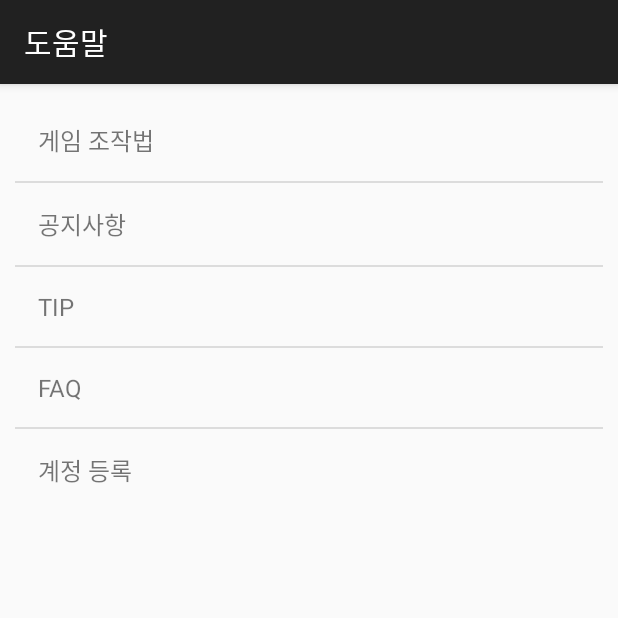
After one commit to Maze-of-memories/origin, an Android app: the HelpActivity screen opened directly, with no data from a screen before it, on a phone screen of 412 x 824 dp, the top half of it. The commit adds this screen. Run offline under Robolectric (Android 15) with nearby library versions, the phone set to English and light mode, and no system bars.

Commit message:
도움말 액티비티 구현중

```diff
--- /dev/null
+++ b/Maze_of_Memory/app/src/main/java/com/example/mazeofmemory/HelpActivity.java
@@ -0,0 +1,110 @@
+package com.example.mazeofmemory;
+
+import android.os.Bundle;
+import android.support.v7.app.ActionBarActivity;
+import android.view.Menu;
+import android.view.MenuItem;
+import android.view.View;
+import android.widget.AdapterView;
+import android.widget.ExpandableListView;
+import android.widget.Toast;
+
+import java.util.ArrayList;
+import java.util.HashMap;
+
+
+public class HelpActivity extends ActionBarActivity {
+
+    ExpandableListView helpListView;
+    private ArrayList<String> arrayGroup;
+    private HashMap<String, ArrayList<String>> arrayChild;
+
+    @Override
+    protected void onCreate(Bundle savedInstanceState) {
+        super.onCreate(savedInstanceState);
+
+        // 레이아웃 설정
+        setContentView(R.layout.activity_help);
+
+        // 그룹 배열 초기화
+        arrayGroup = new ArrayList<>();
+
+        // 차일드 해시맵 초기화
+        arrayChild = new HashMap<>();
+
+        setArrayData();
+
+        // 리스트뷰 참조 및 초기화
+        helpListView = (ExpandableListView)findViewById(R.id.helpListView);
+        helpListView.setAdapter(new HelpListAdapter(this, arrayGroup, arrayChild));
+        helpListView.setOnChildClickListener(new ExpandableListView.OnChildClickListener() {
+                @Override
+                public boolean onChildClick(ExpandableListView parent, View v, int groupPosition, int childPosition, long id) {
+                    String menu = arrayChild.get(arrayGroup.get(groupPosition)).get(childPosition);
+                    Toast.makeText(HelpActivity.this, menu, Toast.LENGTH_SHORT).show();
+                    return false;
+                }
+        });
+
+        helpListView.setOnGroupClickListener(new ExpandableListView.OnGroupClickListener() {
+            @Override
+            public boolean onGroupClick(ExpandableListView parent, View v, int groupPosition, long id) {
+
+                // 차일드가 없는 그룹에 대해서만 이벤트를 준다.
+               if(arrayChild.get(arrayGroup.get(groupPosition)).isEmpty()) {
+                   String menu = arrayGroup.get(groupPosition);
+                   Toast.makeText(HelpActivity.this, menu, Toast.LENGTH_SHORT).show();
+               }
+                return false;
+            }
+        });
+    }
+
+    private void setArrayData() {
+        arrayGroup.add("게임 조작법");
+        arrayGroup.add("공지사항");
+        arrayGroup.add("TIP");
+        arrayGroup.add("FAQ");
+        arrayGroup.add("계정 등록");
+
+        ArrayList<String> arrayGameControl = new ArrayList<>();
+        arrayGameControl.add("싱글 플레이");
+        arrayGameControl.add("멀티 플레이");
+
+        ArrayList<String> arrayAccount = new ArrayList<>();
+        arrayAccount.add("Facebook");
+        arrayAccount.add("Google+");
+
+        // 각 그룹에 차일드를 붙힌다. 차일드가 없으면 빈 리스트를 붙힌다.
+        arrayChild.put(arrayGroup.get(0), arrayGameControl);
+        arrayChild.put(arrayGroup.get(1), new ArrayList<String>());
+        arrayChild.put(arrayGroup.get(2), new ArrayList<String>());
+        arrayChild.put(arrayGroup.get(3), new ArrayList<String>());
+        arrayChild.put(arrayGroup.get(4), arrayAccount);
+    }
+
+
+   /*
+    @Override
+    public boolean onCreateOptionsMenu(Menu menu) {
+        // Inflate the menu; this adds items to the action bar if it is present.
+        getMenuInflater().inflate(R.menu.menu_help, menu);
+        return true;
+    }
+
+    @Override
+    public boolean onOptionsItemSelected(MenuItem item) {
+        // Handle action bar item clicks here. The action bar will
+        // automatically handle clicks on the Home/Up button, so long
+        // as you specify a parent activity in AndroidManifest.xml.
+        int id = item.getItemId();
+
+        //noinspection SimplifiableIfStatement
+        if (id == R.id.action_settings) {
+            return true;
+        }
+
+        return super.onOptionsItemSelected(item);
+    }
+    */
+}
--- /dev/null
+++ b/Maze_of_Memory/app/src/main/java/com/example/mazeofmemory/HelpListAdapter.java
@@ -0,0 +1,105 @@
+package com.example.mazeofmemory;
+
+import android.content.Context;
+import android.text.Layout;
+import android.view.LayoutInflater;
+import android.view.View;
+import android.view.ViewGroup;
+import android.widget.BaseExpandableListAdapter;
+import android.widget.LinearLayout;
+import android.widget.RelativeLayout;
+import android.widget.TextView;
+
+import java.util.ArrayList;
+import java.util.HashMap;
+
+/**
+ * Created by Jun on 2015-01-18.
+ * 도움말 리스트뷰의 어댑터
+ */
+public class HelpListAdapter extends BaseExpandableListAdapter {
+    private Context context;
+    private ArrayList<String> arrayGroup;
+    private HashMap<String, ArrayList<String>> arrayChild;
+
+    public HelpListAdapter(Context context, ArrayList<String> arrayGroup, HashMap<String, ArrayList<String>> arrayChild) {
+        super();
+
+        this.context = context;
+        this.arrayGroup = arrayGroup;
+        this.arrayChild = arrayChild;
+    }
+
+    @Override
+    public int getGroupCount() {
+        return arrayGroup.size();
+    }
+
+    @Override
+    public int getChildrenCount(int groupPosition) {
+        return arrayChild.get( arrayGroup.get(groupPosition) ).size();
+    }
+
+    @Override
+    public Object getGroup(int groupPosition) {
+        return arrayGroup.get( groupPosition );
+    }
+
+    @Override
+    public Object getChild(int groupPosition, int childPosition) {
+        return arrayChild.get( arrayGroup.get(groupPosition) ).get( childPosition );
+    }
+
+    @Override
+    public long getGroupId(int groupPosition) {
+        return groupPosition;
+    }
+
+    @Override
+    public long getChildId(int groupPosition, int childPosition) {
+        return childPosition;
+    }
+
+    @Override
+    public boolean hasStableIds() {
+        return false;
+    }
+
+    @Override
+    public View getGroupView(int groupPosition, boolean isExpanded, View convertView, ViewGroup parent) {
+        String groupName = arrayGroup.get(groupPosition);
+        View v = convertView;
+
+        if( v == null ) {
+            LayoutInflater inflater = (LayoutInflater)context.getSystemService(Context.LAYOUT_INFLATER_SERVICE);
+            v = (LinearLayout)inflater.inflate(R.layout.listview_group_item, null);
+        }
+
+        TextView textGroup = (TextView)v.findViewById(R.id.textGroup);
+        textGroup.setText(groupName);
+
+        return v;
+    }
+
+    @Override
+    public View getChildView(int groupPosition, int childPosition, boolean isLastChild, View convertView, ViewGroup parent) {
+
+        String childName = arrayChild.get(arrayGroup.get(groupPosition)).get(childPosition);
+        View v = convertView;
+
+        if(v == null) {
+            LayoutInflater inflater = (LayoutInflater)context.getSystemService(Context.LAYOUT_INFLATER_SERVICE);
+            v = (LinearLayout)inflater.inflate(R.layout.listview_child_item, null);
+        }
+
+        TextView textChild = (TextView)v.findViewById(R.id.textChild);
+        textChild.setText(childName);
+
+        return v;
+    }
+
+    @Override
+    public boolean isChildSelectable(int groupPosition, int childPosition) {
+        return true;
+    }
+}
--- a/Maze_of_Memory/app/src/main/java/com/example/mazeofmemory/MultiActivity.java
+++ b/Maze_of_Memory/app/src/main/java/com/example/mazeofmemory/MultiActivity.java
@@ -62,5 +62,4 @@ public class MultiActivity extends Activity {
             }
         }
     }
-
 }
--- /dev/null
+++ b/Maze_of_Memory/app/src/main/res/layout/activity_help.xml
@@ -0,0 +1,15 @@
+<LinearLayout xmlns:android="http://schemas.android.com/apk/res/android"
+    xmlns:tools="http://schemas.android.com/tools"
+    android:layout_width="match_parent"
+    android:layout_height="match_parent"
+    tools:context="com.example.mazeofmemory.HelpActivity">
+
+
+    <ExpandableListView
+        android:layout_width="match_parent"
+        android:layout_height="wrap_content"
+        android:id="@+id/helpListView"
+        android:groupIndicator="@null"
+        android:padding="10dp" />
+
+</LinearLayout>
--- a/Maze_of_Memory/app/src/main/res/layout/activity_main.xml
+++ b/Maze_of_Memory/app/src/main/res/layout/activity_main.xml
@@ -121,7 +121,7 @@
             android:layout_height="50dp"
             android:layout_marginLeft="20dp"
             android:text="도움말"
-            android:id="@+id/button8"
+            android:id="@+id/btnHelp"
             android:layout_toRightOf="@+id/button7"
             />
 
--- /dev/null
+++ b/Maze_of_Memory/app/src/main/res/layout/listview_group_item.xml
@@ -0,0 +1,15 @@
+<?xml version="1.0" encoding="utf-8"?>
+<LinearLayout xmlns:android="http://schemas.android.com/apk/res/android"
+    android:orientation="vertical"
+    android:layout_width="match_parent"
+    android:layout_height="match_parent">
+
+    <TextView
+        android:layout_width="fill_parent"
+        android:layout_height="wrap_content"
+        android:text="New Text"
+        android:id="@+id/textGroup"
+        android:padding="15dp"
+        android:textSize="16sp" />
+
+</LinearLayout>
--- /dev/null
+++ b/Maze_of_Memory/app/src/main/res/menu/menu_help.xml
@@ -0,0 +1,7 @@
+<menu xmlns:android="http://schemas.android.com/apk/res/android"
+    xmlns:app="http://schemas.android.com/apk/res-auto"
+    xmlns:tools="http://schemas.android.com/tools"
+    tools:context="com.example.mazeofmemory.HelpActivity">
+    <item android:id="@+id/action_settings" android:title="@string/action_settings"
+        android:orderInCategory="100" app:showAsAction="never" />
+</menu>
--- a/Maze_of_Memory/app/src/main/res/values/strings.xml
+++ b/Maze_of_Memory/app/src/main/res/values/strings.xml
@@ -4,5 +4,6 @@
     <string name="app_name">Maze of Memory</string>
     <string name="hello_world">Hello world!</string>
     <string name="action_settings">Settings</string>
+    <string name="title_activity_help">도움말</string>
 
 </resources>
```
Also changed, not shown: Maze_of_Memory/app/src/main/AndroidManifest.xml (+16 -15 lines), Maze_of_Memory/app/src/main/java/com/example/mazeofmemory/MainActivity.java (+9 -1 lines), Maze_of_Memory/app/src/main/res/layout/listview_child_item.xml (added, +17 -0 lines), 2 other files.
